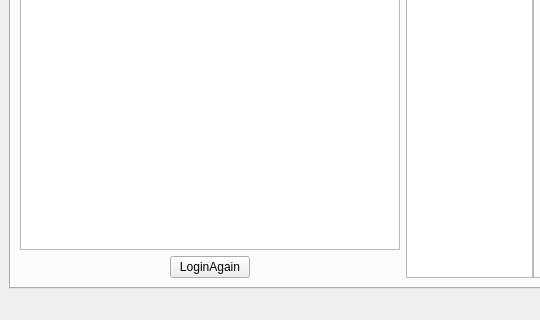
First picture: the form in Jobs-of-SoftwareEngineer/Codeing/Scut/student.ui, repository CSLP/CPP, before the edit; both pictures show x 0 to 540 and y 392 to 712 of the 1186 by 712 pixel window.
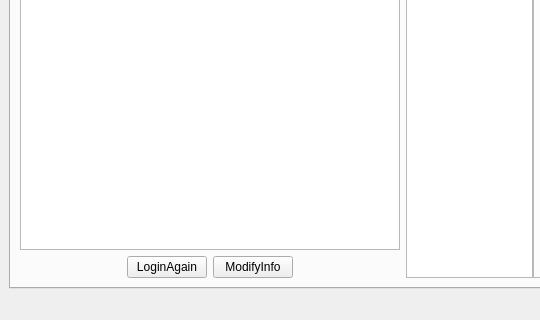
Second picture: the form after the edit. Icons and pictures are not drawn.

Patch:
```diff
--- a/Jobs-of-SoftwareEngineer/Codeing/Scut/student.ui
+++ b/Jobs-of-SoftwareEngineer/Codeing/Scut/student.ui
@@ -138,6 +138,13 @@
                 </property>
                </widget>
               </item>
+              <item>
+               <widget class="QPushButton" name="modifyPushButton">
+                <property name="text">
+                 <string>ModifyInfo</string>
+                </property>
+               </widget>
+              </item>
               <item>
                <spacer name="horizontalSpacer_2">
                 <property name="orientation">
@@ -145,7 +152,7 @@
                 </property>
                 <property name="sizeHint" stdset="0">
                  <size>
-                  <width>40</width>
+                  <width>50</width>
                   <height>20</height>
                  </size>
                 </property>
```
